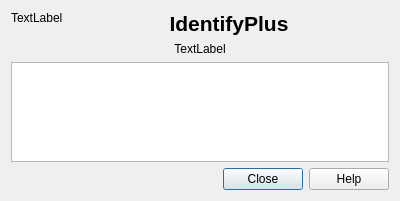
The window that src/identifyplus/ui/aboutdialogbase.ui (nextgis/qgis_identifyplus) describes before a commit, drawn with Qt 5.
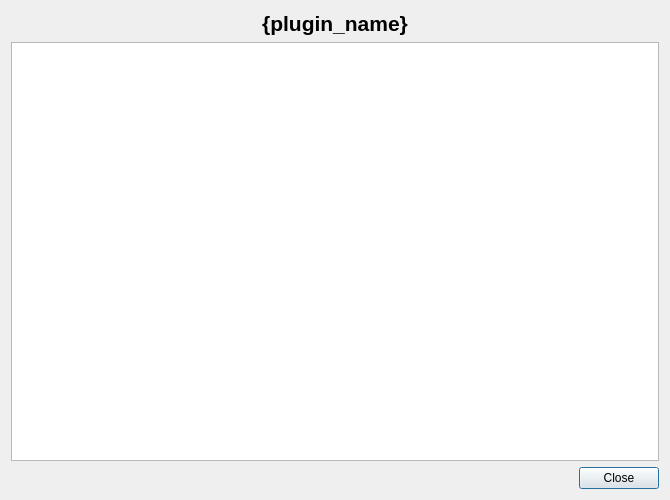
The same window after the commit.

Commit message: Update about dialog

```diff
--- a/src/identifyplus/ui/aboutdialogbase.ui
+++ b/src/identifyplus/ui/aboutdialogbase.ui
@@ -6,32 +6,25 @@
    <rect>
     <x>0</x>
     <y>0</y>
-    <width>400</width>
-    <height>201</height>
+    <width>670</width>
+    <height>500</height>
    </rect>
   </property>
   <property name="windowTitle">
    <string>About IdentifyPlus</string>
   </property>
-  <layout class="QGridLayout" name="gridLayout" columnstretch="0,5">
-   <item row="0" column="0">
-    <widget class="QLabel" name="lblLogo">
-     <property name="text">
-      <string>TextLabel</string>
+  <layout class="QGridLayout" name="gridLayout" columnstretch="0,0">
+   <item row="0" column="0" colspan="2">
+    <widget class="QLabel" name="pluginName">
+     <property name="font">
+      <font>
+       <pointsize>16</pointsize>
+       <weight>75</weight>
+       <bold>true</bold>
+      </font>
      </property>
-     <property name="alignment">
-      <set>Qt::AlignLeading|Qt::AlignLeft|Qt::AlignTop</set>
-     </property>
-    </widget>
-   </item>
-   <item row="0" column="1">
-    <widget class="QLabel" name="label">
      <property name="text">
-      <string>&lt;!DOCTYPE HTML PUBLIC &quot;-//W3C//DTD HTML 4.0//EN&quot; &quot;http://www.w3.org/TR/REC-html40/strict.dtd&quot;&gt;
-&lt;html&gt;&lt;head&gt;&lt;meta name=&quot;qrichtext&quot; content=&quot;1&quot; /&gt;&lt;style type=&quot;text/css&quot;&gt;
-p, li { white-space: pre-wrap; }
-&lt;/style&gt;&lt;/head&gt;&lt;body style=&quot; font-family:'Droid Sans'; font-size:8pt; font-weight:400; font-style:normal;&quot;&gt;
-&lt;p align=&quot;center&quot; style=&quot; margin-top:0px; margin-bottom:0px; margin-left:0px; margin-right:0px; -qt-block-indent:0; text-indent:0px;&quot;&gt;&lt;span style=&quot; font-size:16pt; font-weight:600;&quot;&gt;IdentifyPlus&lt;/span&gt;&lt;/p&gt;&lt;/body&gt;&lt;/html&gt;</string>
+      <string>&lt;p align=&quot;center&quot;&gt;{plugin_name}&lt;/p&gt;</string>
      </property>
      <property name="alignment">
       <set>Qt::AlignCenter</set>
@@ -39,36 +32,28 @@
     </widget>
    </item>
    <item row="1" column="0" colspan="2">
-    <widget class="QLabel" name="lblVersion">
-     <property name="text">
-      <string>TextLabel</string>
+    <widget class="QTextBrowser" name="textBrowser">
+     <property name="readOnly">
+      <bool>true</bool>
      </property>
-     <property name="alignment">
-      <set>Qt::AlignCenter</set>
+     <property name="html">
+      <string></string>
+     </property>
+     <property name="textInteractionFlags">
+      <set>Qt::LinksAccessibleByMouse|Qt::TextSelectableByMouse</set>
+     </property>
+     <property name="openExternalLinks">
+      <bool>true</bool>
      </property>
     </widget>
    </item>
-   <item row="3" column="0" colspan="2">
+   <item row="2" column="0" colspan="2">
     <widget class="QDialogButtonBox" name="buttonBox">
      <property name="orientation">
       <enum>Qt::Horizontal</enum>
      </property>
      <property name="standardButtons">
-      <set>QDialogButtonBox::Close|QDialogButtonBox::Help</set>
-     </property>
-    </widget>
-   </item>
-   <item row="2" column="0" colspan="2">
-    <widget class="QTextBrowser" name="textBrowser">
-     <property name="readOnly">
-      <bool>true</bool>
-     </property>
-     <property name="html">
-      <string>&lt;!DOCTYPE HTML PUBLIC &quot;-//W3C//DTD HTML 4.0//EN&quot; &quot;http://www.w3.org/TR/REC-html40/strict.dtd&quot;&gt;
-&lt;html&gt;&lt;head&gt;&lt;meta name=&quot;qrichtext&quot; content=&quot;1&quot; /&gt;&lt;style type=&quot;text/css&quot;&gt;
-p, li { white-space: pre-wrap; }
-&lt;/style&gt;&lt;/head&gt;&lt;body style=&quot; font-family:'Droid Sans'; font-size:8pt; font-weight:400; font-style:normal;&quot;&gt;
-&lt;p style=&quot;-qt-paragraph-type:empty; margin-top:0px; margin-bottom:0px; margin-left:0px; margin-right:0px; -qt-block-indent:0; text-indent:0px; font-family:'Sans Serif'; font-size:9pt;&quot;&gt;&lt;br /&gt;&lt;/p&gt;&lt;/body&gt;&lt;/html&gt;</string>
+      <set>QDialogButtonBox::Close</set>
      </property>
     </widget>
    </item>
```
Left out of the diff: 40 changed lines with no effect on the pictures. The commit also changes 2 other files.
